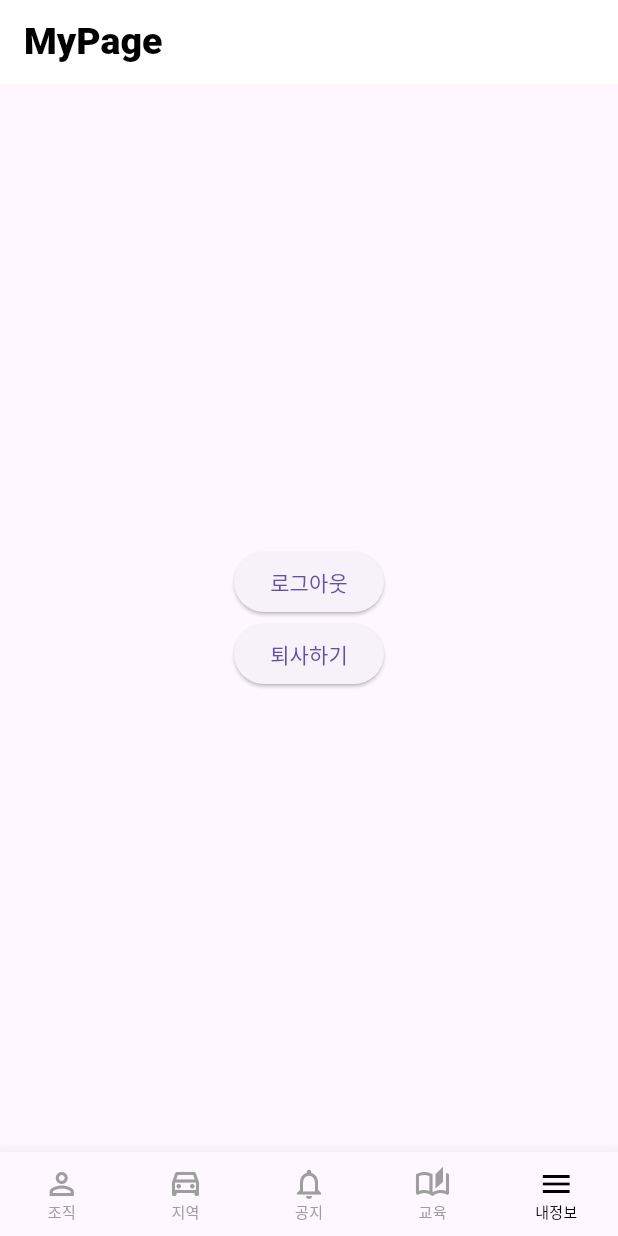
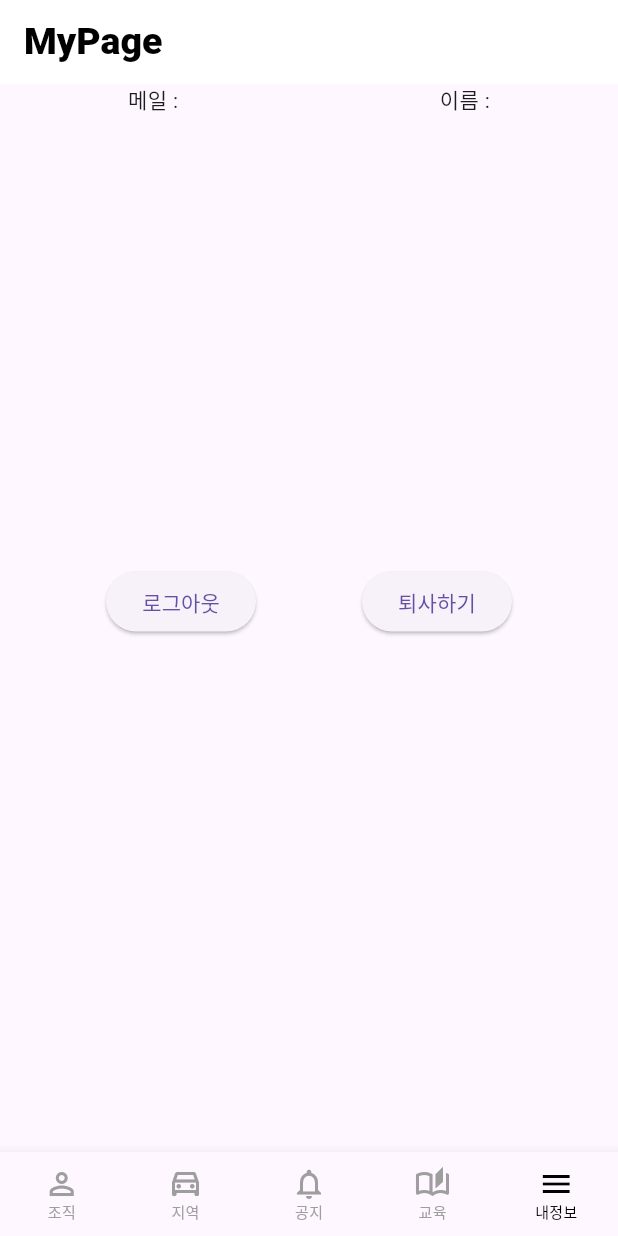
Before and after one commit to hokkihiroo/husky-team, a Flutter app: the MainView widget shown alone on an empty page, opened directly with empty values, item 5 of the bottom bar chosen, on a phone screen of 412 x 824 dp. Run offline on Flutter 3.47's test engine with Material 3 defaults, Android fonts, the phone set to English and light mode, and no system bars; our stand-ins replace cloud_firestore, firebase_auth, firebase_core; accounts and stored records are empty; network calls fail.

Commit message:
12/07/night

```diff
--- a/lib/mypage/mypage.dart
+++ b/lib/mypage/mypage.dart
@@ -4,16 +4,27 @@ import 'package:team_husky/user/user_auth.dart';
 import 'package:team_husky/user/user_screen.dart';
 
 class MyPage extends StatelessWidget {
-  const MyPage({super.key});
+  const MyPage({super.key, required this.name, required this.email});
+
+  final String name;
+  final String email;
 
   @override
   Widget build(BuildContext context) {
     return Scaffold(
       body: Column(
-        mainAxisAlignment: MainAxisAlignment.center,
         children: [
           Row(
-            mainAxisAlignment: MainAxisAlignment.center,
+            mainAxisAlignment: MainAxisAlignment.spaceAround,
+            children: [
+              Text('메일 : $email'),
+              Text('이름 :$name'),
+            ],
+          ),
+          SizedBox(height: 300,),
+          Row(
+            mainAxisAlignment: MainAxisAlignment.spaceEvenly,
+            crossAxisAlignment: CrossAxisAlignment.center,
             children: [
               ElevatedButton(
                 onPressed: () async {
@@ -29,8 +40,6 @@ class MyPage extends StatelessWidget {
                 },
                 child: Text('로그아웃'),
               ),
-            ],
-          ),
               ElevatedButton(
                 onPressed: () {
                   showDialog(
@@ -38,23 +47,25 @@ class MyPage extends StatelessWidget {
                     builder: (BuildContext context) {
 // AlertDialog를 반환하여 대화 상자 내용을 정의
                       return AlertDialog(
-                    content: Text('모든 데이터가 소실되어 \n 더이상 앱사용이 불가합니다.\n 계속 하시겠습니까?'),
+                        content: Text(
+                            '모든 데이터가 소실되어 \n 더이상 앱사용이 불가합니다.\n 계속 하시겠습니까?'),
                         actions: [
                           Row(
-
                             children: [
                               Padding(
                                 padding: const EdgeInsets.all(8.0),
                                 child: TextButton(
                                   onPressed: () async {
                                     try {
-                                  User? currentUser = FirebaseAuth.instance.currentUser;
+                                      User? currentUser =
+                                          FirebaseAuth.instance.currentUser;
 
                                       if (currentUser != null) {
                                         String userId = currentUser.uid;
 
                                         await FIRESTORE
-                                        .collection('user/KZwZFZ6RV8WKvynPHZDs/bonsa')
+                                            .collection(
+                                                'user/KZwZFZ6RV8WKvynPHZDs/bonsa')
                                             .doc(userId)
                                             .delete();
                                         await currentUser.delete();
@@ -91,8 +102,9 @@ class MyPage extends StatelessWidget {
                     },
                   );
                 },
-
                 child: Text('퇴사하기'),
+              ),
+            ],
           ),
         ],
       ),
--- a/lib/view/main_view.dart
+++ b/lib/view/main_view.dart
@@ -4,9 +4,10 @@ import 'package:team_husky/layout/default_layout.dart';
 import 'package:team_husky/mypage/mypage.dart';
 
 class MainView extends StatefulWidget {
-  const MainView({super.key, required this.name });
+  const MainView({super.key, required this.name, required this.email });
 
   final String name;
+  final String email;
 
   @override
   State<MainView> createState() => _MainViewState();
@@ -71,7 +72,7 @@ class _MainViewState extends State<MainView>
               ),
             ),
           ),
-          MyPage(),
+          MyPage(name: widget.name, email: widget.email,),
         ],
       ),
       bottomNavigationBar: BottomNavigationBar(
--- a/lib/view/splash_screen.dart
+++ b/lib/view/splash_screen.dart
@@ -17,6 +17,7 @@ class SplashScreen extends StatefulWidget {
 class _SplashScreenState extends State<SplashScreen> {
   late User? _user;
   late String name;
+  late String email;
 
   @override
   void initState() {
@@ -41,6 +42,7 @@ class _SplashScreenState extends State<SplashScreen> {
                 .get();
         if (snapshot.exists && snapshot.data() != null) {
           name = snapshot.data()!['name'];
+          email = snapshot.data()!['email'];
         }
       } catch (e) {
         print('Error fetching data: $e');
@@ -57,6 +59,7 @@ class _SplashScreenState extends State<SplashScreen> {
         MaterialPageRoute(
             builder: (context) => MainView(
                   name: name,
+              email : email,
                 )),
       );
     } else {
```
Lines whose indentation alone changed are shown as unchanged.
